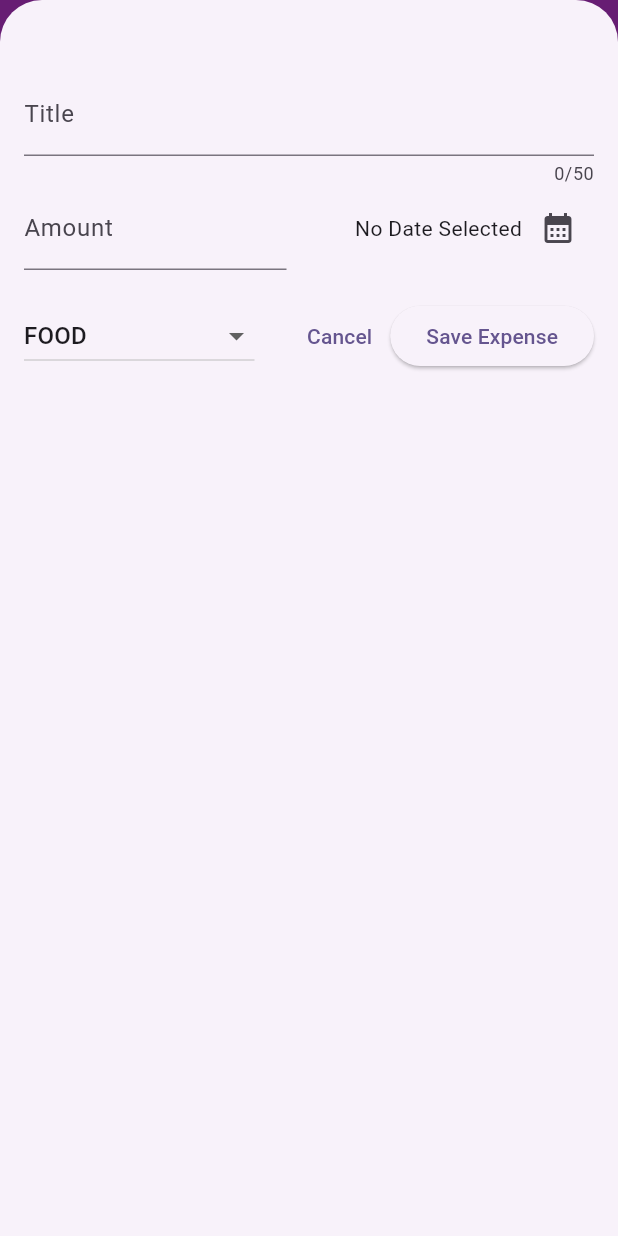
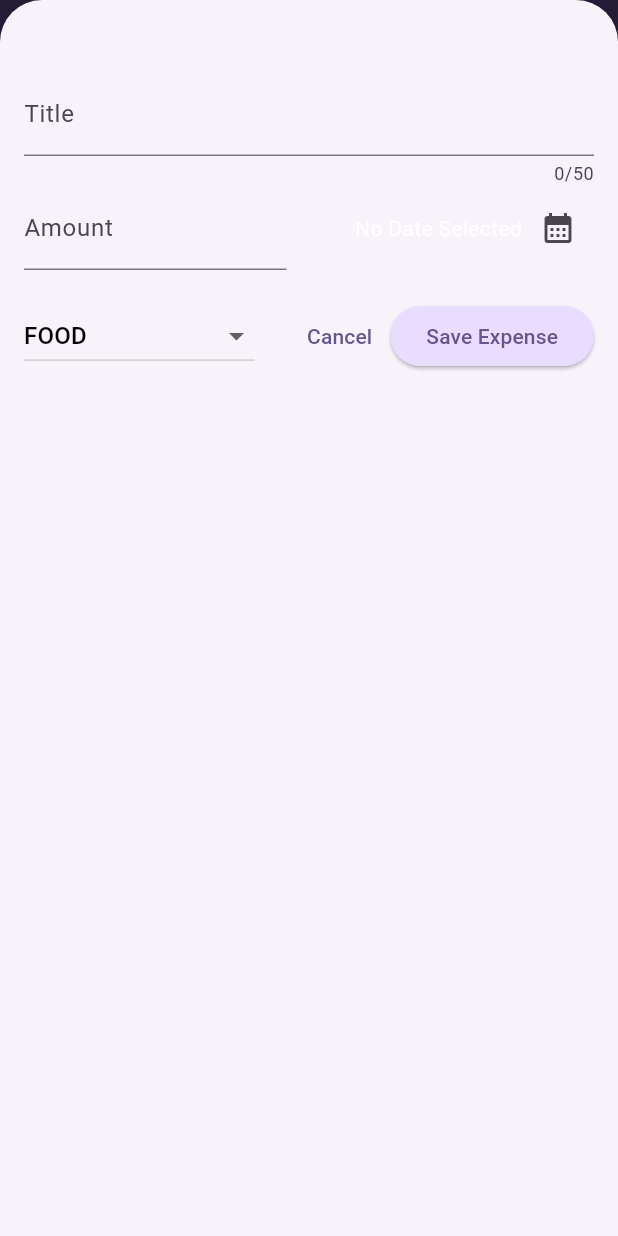
Before and after one commit to prashantmanna/expense_tracker, a Flutter app: the screen it shows after launch, after a tap on the "add" icon, on a phone screen of 412 x 824 dp. Run offline on Flutter 3.47's test engine with Material 3 defaults, Android fonts, the phone set to English and light mode, and no system bars; our stand-ins replace google_fonts.

Commit message:
third commit

```diff
--- a/lib/expenses_list/Expenses.dart
+++ b/lib/expenses_list/Expenses.dart
@@ -2,6 +2,7 @@ import 'package:flutter/material.dart';
 import 'package:expense_tracker/models/Expense.dart';
 import 'package:expense_tracker/expenses_list/Expenses_List.dart';
 import 'package:google_fonts/google_fonts.dart';
+import '../main.dart';
 import 'new_expense.dart';
 
 
@@ -74,10 +75,8 @@ class _Expenses extends State<Expenses> {
   Widget build(BuildContext context) {
 
     Widget mainContent = Center(
-      child: Text("No Expenses Found. Start Adding Some!",style: GoogleFonts.poppins(
-        fontSize: 15,
-        fontWeight: FontWeight.bold,
-      ),)
+      child: Text("No Expenses Found. Start Adding Some!",
+          style: Theme.of(context).textTheme.titleLarge)
     );
 
 
@@ -88,10 +87,10 @@ class _Expenses extends State<Expenses> {
       appBar: AppBar(
         title: Text("Expense Tracker",style: GoogleFonts.poppins(
           fontSize: 25,
-          color: Colors.white,
+          color: Colors.white.withOpacity(0.4),
           fontWeight: FontWeight.bold,
         ),),
-        backgroundColor: Colors.purpleAccent,
+        // backgroundColor: Colors.purpleAccent,
         actions: [
           IconButton(
           icon: Icon(Icons.add),
--- a/lib/expenses_list/Expenses_List.dart
+++ b/lib/expenses_list/Expenses_List.dart
@@ -1,5 +1,6 @@
 import 'package:expense_tracker/expenses_list/Expenses.dart';
 import 'package:flutter/cupertino.dart';
+import 'package:flutter/material.dart';
 
 import '../models/Expense.dart';
 import 'expenses_item.dart';
@@ -16,6 +17,14 @@ class Expenses_List extends StatelessWidget {
       itemBuilder: (context, index) =>
           Dismissible(
               key: ValueKey(expenses_list[index]),
+              background: Container(
+                color: Theme.of(context).colorScheme.error.withOpacity(0.6),
+                margin:
+                EdgeInsets.symmetric(
+                  horizontal: Theme.of(context).cardTheme.margin!.horizontal,
+                )
+
+              ),
               onDismissed: (direction){
                 onRemove(expenses_list[index]);
               },
--- a/lib/expenses_list/expenses_item.dart
+++ b/lib/expenses_list/expenses_item.dart
@@ -27,7 +27,7 @@ class ExpensesItem extends StatelessWidget {
                 Spacer(),
                 Row(
                   children: [
-                    Icon(CategoryIcons[expense.category]),
+                    Icon(CategoryIcons[expense.category],color: Colors.white.withOpacity(0.5),),
                     SizedBox(width: 5),
                     Text(expense.formattedDate),
                   ],
--- a/lib/expenses_list/new_expense.dart
+++ b/lib/expenses_list/new_expense.dart
@@ -134,10 +134,14 @@ class _NewExpense extends State<NewExpense> {
               DropdownButton<Category>(
                 value: selectedCategory,
                 items: Category.values
+
                     .map(
                       (item) => DropdownMenuItem(
                         value: item,
-                        child: Text(item.name.toUpperCase()),
+                        child: Text(item.name.toUpperCase(),style: TextStyle(
+                          color: Colors.black
+                        ),),
+
                       ),
                     )
                     .toList(),
--- a/lib/main.dart
+++ b/lib/main.dart
@@ -2,20 +2,57 @@ import 'package:flutter/material.dart';
 
 import 'expenses_list/Expenses.dart';
 
-var kColorScheme = ColorScheme.fromSeed(seedColor: Color.fromARGB(255, 96, 59, 181));
-void main(){
+var kColorScheme = ColorScheme.fromSeed(
+  seedColor: Color.fromARGB(255, 96, 59, 181),
+);
+var darkColorScheme = ColorScheme.fromSeed(
+  seedColor: Color.fromARGB(255, 5, 99, 125),
+);
+
+void main() {
   runApp(
     MaterialApp(
+      darkTheme: ThemeData.dark().copyWith(
+        colorScheme: darkColorScheme,
+        useMaterial3: true,
+        cardTheme: CardThemeData().copyWith(
+          color: Colors.purpleAccent,
+          margin: EdgeInsets.symmetric(horizontal: 16, vertical: 8),
+        ),
+        appBarTheme: AppBarTheme().copyWith(
+          backgroundColor: darkColorScheme.onPrimaryContainer,
+          foregroundColor: darkColorScheme.primaryContainer,
+        ),
+      ),
       theme: ThemeData().copyWith(
         useMaterial3: true,
-          scaffoldBackgroundColor: Color.fromARGB(255, 220, 189, 252),
-          colorScheme:kColorScheme,
+        scaffoldBackgroundColor: Color.fromARGB(255, 220, 189, 240),
+        colorScheme: kColorScheme,
         appBarTheme: AppBarTheme().copyWith(
           backgroundColor: kColorScheme.onPrimaryContainer,
           foregroundColor: kColorScheme.primaryContainer,
-          )
         ),
+        cardTheme: CardThemeData().copyWith(
+          color: Colors.purpleAccent,
+          margin: EdgeInsets.symmetric(horizontal: 16, vertical: 8),
+        ),
+        elevatedButtonTheme: ElevatedButtonThemeData(
+          style: ElevatedButton.styleFrom(
+            backgroundColor: kColorScheme.primaryContainer,
+          ),
+        ),
+        textTheme: TextTheme().copyWith(
+          titleLarge: TextStyle(
+            fontWeight: FontWeight.bold,
+            color: kColorScheme.onSecondaryContainer,
+            fontSize: 16,
+          ),
+
+        ),
+      ),
+      themeMode: ThemeMode.system,
       debugShowCheckedModeBanner: false,
       home: Expenses(),
-  ));
+    ),
+  );
 }
--- a/lib/models/Expense.dart
+++ b/lib/models/Expense.dart
@@ -38,4 +38,24 @@ class Expense {
   }
 
 
+
 }
+
+class ExpenseBucket{
+  final Category category;
+  final List<Expense> expenses;
+
+  ExpenseBucket({
+    required this.category,
+    required this.expenses
+});
+  double get totalExpenses{
+    double sum = 0;
+
+    for(final i in expenses){
+      sum += i.amount;
+    }
+
+    return sum;
+  }
+}
```
Lines whose indentation alone changed are shown as unchanged.
